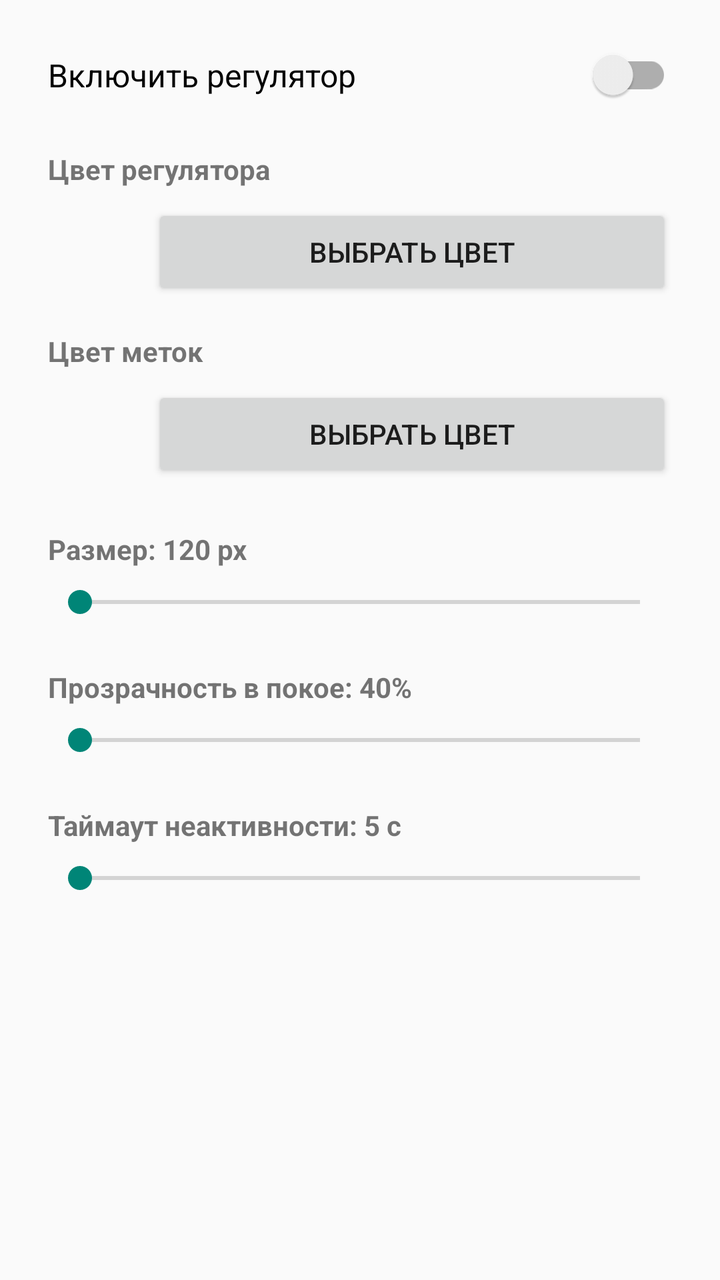
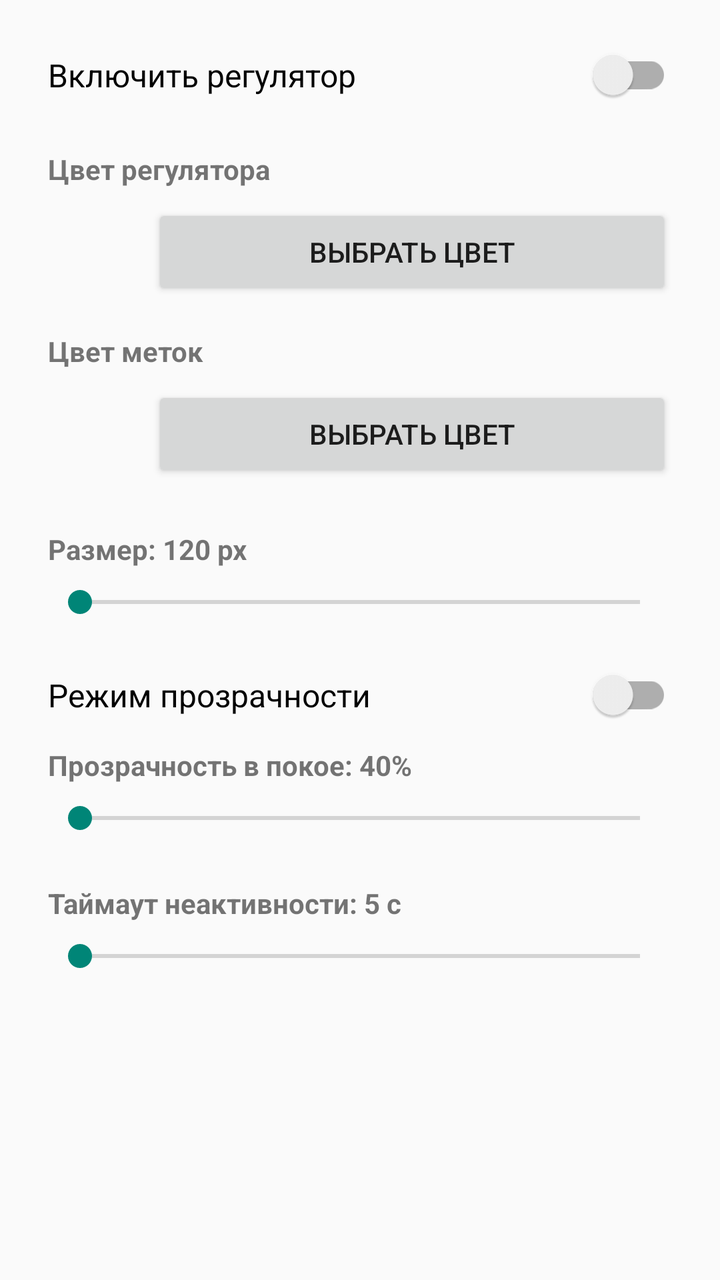

The first picture is an Android layout as it rendered before a commit; the second is the same layout after the commit. The layout source and the unified diff follow.
<!-- AndroidManifest.xml: application theme Theme.AppCompat.DayNight.NoActionBar -->
<!-- res/layout/activity_settings.xml -->
<?xml version="1.0" encoding="utf-8"?>
<ScrollView xmlns:android="http://schemas.android.com/apk/res/android"
    android:layout_width="match_parent"
    android:layout_height="match_parent">

    <LinearLayout
        android:layout_width="match_parent"
        android:layout_height="wrap_content"
        android:orientation="vertical"
        android:padding="24dp">

        <androidx.appcompat.widget.SwitchCompat
            android:id="@+id/switch_enabled"
            android:layout_width="match_parent"
            android:layout_height="wrap_content"
            android:text="Включить регулятор"
            android:textSize="16sp"
            android:layout_marginBottom="24dp" />

        <TextView
            android:layout_width="wrap_content"
            android:layout_height="wrap_content"
            android:text="Цвет регулятора"
            android:textStyle="bold"
            android:layout_marginBottom="8dp" />

        <LinearLayout
            android:layout_width="match_parent"
            android:layout_height="wrap_content"
            android:orientation="horizontal"
            android:gravity="center_vertical"
            android:layout_marginBottom="16dp">

            <View
                android:id="@+id/wheel_color_preview"
                android:layout_width="40dp"
                android:layout_height="40dp"
                android:layout_marginEnd="12dp" />

            <Button
                android:id="@+id/btn_wheel_color"
                android:layout_width="0dp"
                android:layout_height="wrap_content"
                android:layout_weight="1"
                android:text="Выбрать цвет" />
        </LinearLayout>

        <TextView
            android:layout_width="wrap_content"
            android:layout_height="wrap_content"
            android:text="Цвет меток"
            android:textStyle="bold"
            android:layout_marginBottom="8dp" />

        <LinearLayout
            android:layout_width="match_parent"
            android:layout_height="wrap_content"
            android:orientation="horizontal"
            android:gravity="center_vertical"
            android:layout_marginBottom="24dp">

            <View
                android:id="@+id/tick_color_preview"
                android:layout_width="40dp"
                android:layout_height="40dp"
                android:layout_marginEnd="12dp" />

            <Button
                android:id="@+id/btn_tick_color"
                android:layout_width="0dp"
                android:layout_height="wrap_content"
                android:layout_weight="1"
                android:text="Выбрать цвет" />
        </LinearLayout>

        <TextView
            android:id="@+id/size_label"
            android:layout_width="wrap_content"
            android:layout_height="wrap_content"
            android:text="Размер: 120 px"
            android:textStyle="bold"
            android:layout_marginBottom="8dp" />

        <SeekBar
            android:id="@+id/seek_size"
            android:layout_width="match_parent"
            android:layout_height="wrap_content"
            android:layout_marginBottom="24dp" />

        <TextView
            android:id="@+id/alpha_label"
            android:layout_width="wrap_content"
            android:layout_height="wrap_content"
            android:text="Прозрачность в покое: 40%"
            android:textStyle="bold"
            android:layout_marginBottom="8dp" />

        <SeekBar
            android:id="@+id/seek_inactive_alpha"
            android:layout_width="match_parent"
            android:layout_height="wrap_content"
            android:layout_marginBottom="24dp" />

        <TextView
            android:id="@+id/timeout_label"
            android:layout_width="wrap_content"
            android:layout_height="wrap_content"
            android:text="Таймаут неактивности: 5 с"
            android:textStyle="bold"
            android:layout_marginBottom="8dp" />

        <SeekBar
            android:id="@+id/seek_inactive_timeout"
            android:layout_width="match_parent"
            android:layout_height="wrap_content" />

    </LinearLayout>
</ScrollView>
<!-- resources referenced by this layout -->
<resources>

</resources>

<!-- the commit's change to res/layout/activity_settings.xml (unified diff, before → after) -->
@@ -87,6 +87,14 @@
             android:layout_height="wrap_content"
             android:layout_marginBottom="24dp" />
 
+        <androidx.appcompat.widget.SwitchCompat
+            android:id="@+id/switch_fade_enabled"
+            android:layout_width="match_parent"
+            android:layout_height="wrap_content"
+            android:text="Режим прозрачности"
+            android:textSize="16sp"
+            android:layout_marginBottom="12dp" />
+
         <TextView
             android:id="@+id/alpha_label"
             android:layout_width="wrap_content"
